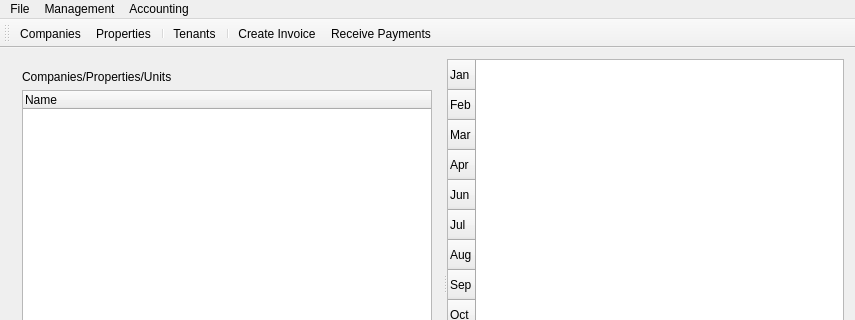
This is rentmanagermainwindow.ui in jayjay-w/rentman as Qt 5 draws it before an edit; both pictures show x 0 to 855 and y 0 to 320 of the 855 by 539 pixel window. The edited form follows.
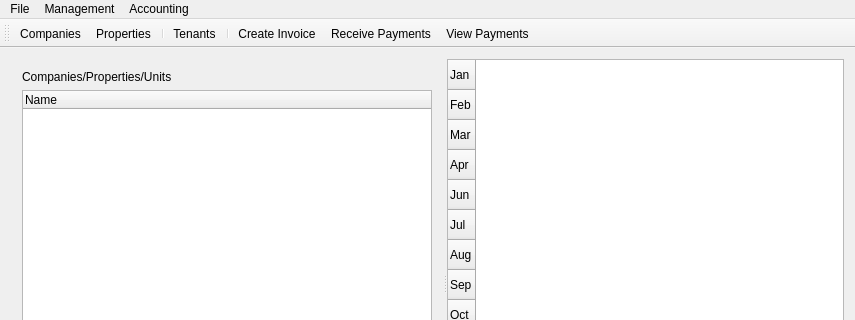
This is the edited form.

Commit message: Receiving of payments works ok

What changed in the file:
```diff
--- a/rentmanagermainwindow.ui
+++ b/rentmanagermainwindow.ui
@@ -170,6 +170,7 @@
    <addaction name="separator"/>
    <addaction name="actionCreate_Invoice"/>
    <addaction name="actionReceive_Payments"/>
+   <addaction name="actionView_Payments"/>
   </widget>
   <widget class="QStatusBar" name="statusBar"/>
   <action name="actionCompanies">
@@ -242,6 +243,11 @@
     <string>Save &amp;As</string>
    </property>
   </action>
+  <action name="actionView_Payments">
+   <property name="text">
+    <string>View Payments</string>
+   </property>
+  </action>
  </widget>
  <layoutdefault spacing="6" margin="11"/>
  <resources/>
```
Left out of the diff: 3 changed lines with no effect on the pictures. The commit also changes 11 other files.
